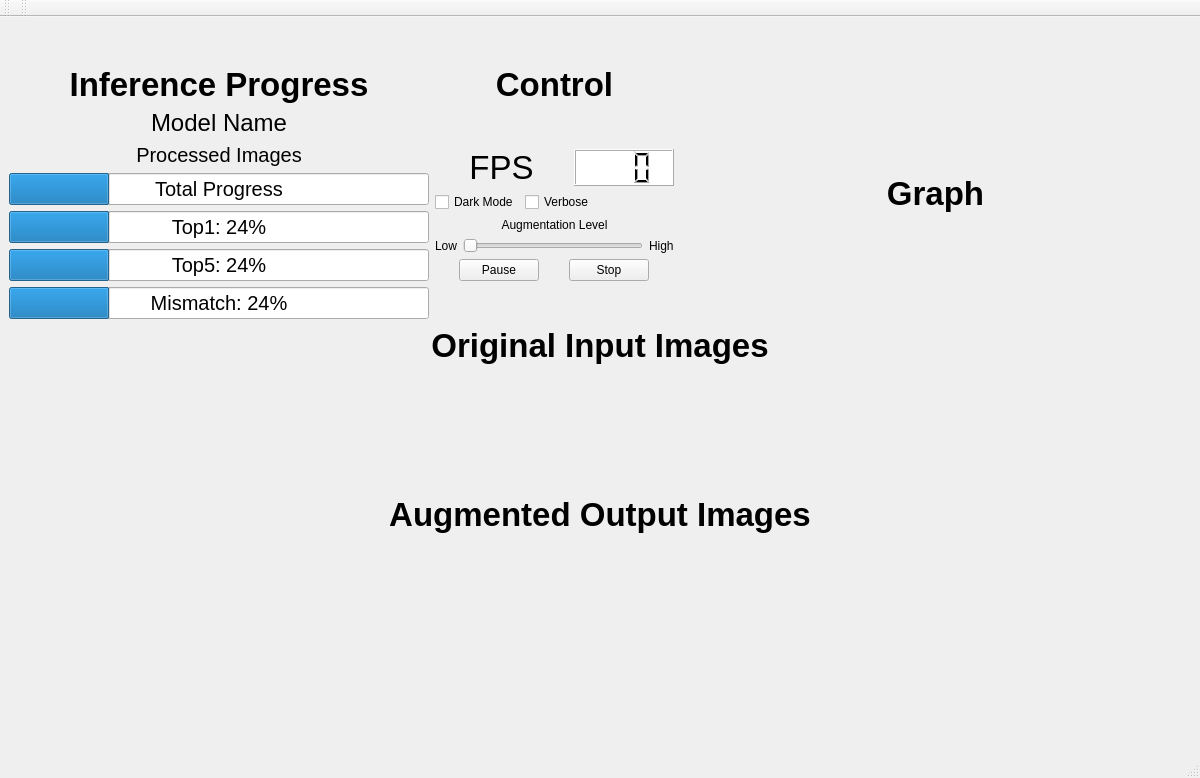
Old version of the form inference_viewer.ui in the repository kiritigowda/MIVisionX-Validation-Tool.
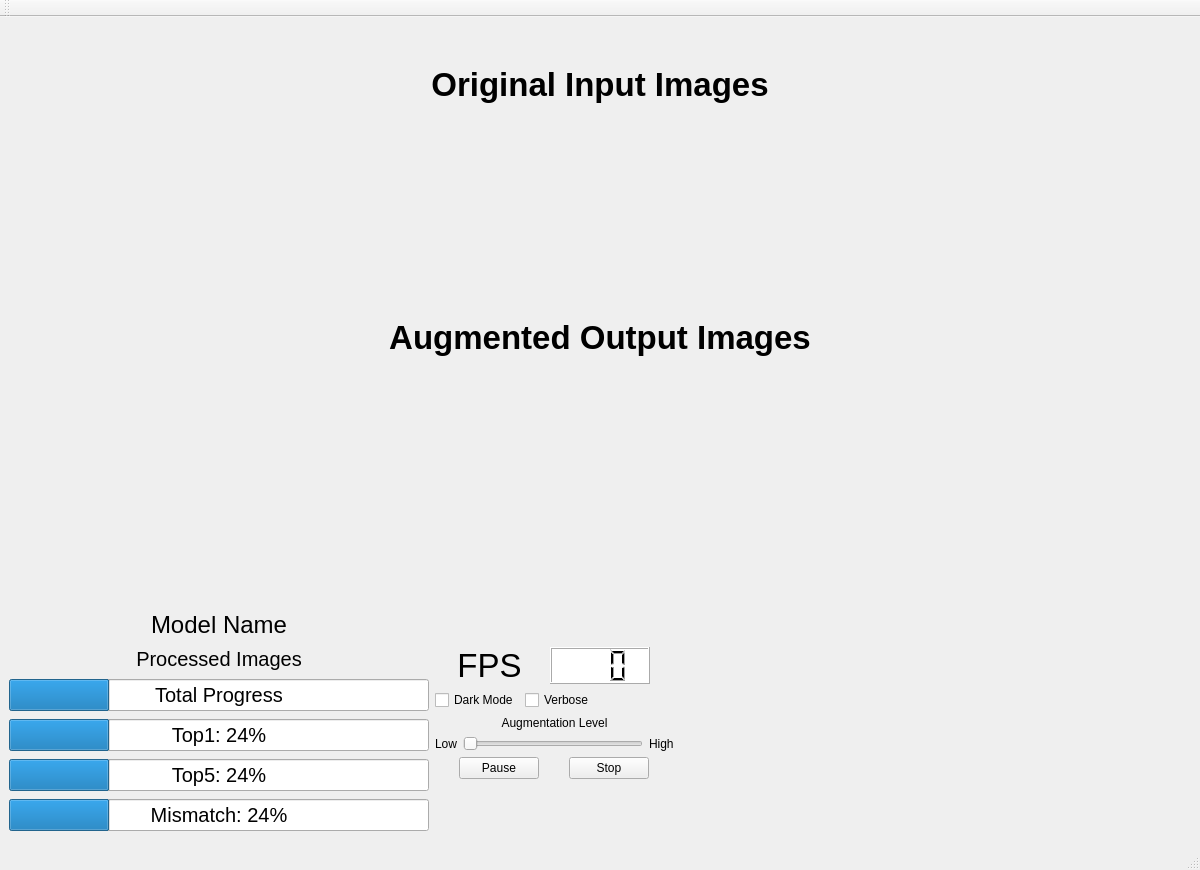
New version of the form. Icons and pictures are not drawn.

Patch:
```diff
--- a/inference_viewer.ui
+++ b/inference_viewer.ui
@@ -77,7 +77,7 @@
      </layout>
     </item>
     <item>
-     <spacer name="verticalSpacer_3">
+     <spacer name="verticalSpacer_5">
       <property name="orientation">
        <enum>Qt::Vertical</enum>
       </property>
@@ -92,6 +92,446 @@
       </property>
      </spacer>
     </item>
+    <item>
+     <widget class="QLabel" name="origTitle_label">
+      <property name="sizePolicy">
+       <sizepolicy hsizetype="Preferred" vsizetype="Fixed">
+        <horstretch>0</horstretch>
+        <verstretch>0</verstretch>
+       </sizepolicy>
+      </property>
+      <property name="font">
+       <font>
+        <pointsize>25</pointsize>
+        <weight>75</weight>
+        <italic>false</italic>
+        <bold>true</bold>
+        <strikeout>false</strikeout>
+        <kerning>true</kerning>
+       </font>
+      </property>
+      <property name="text">
+       <string>Original Input Images</string>
+      </property>
+      <property name="alignment">
+       <set>Qt::AlignCenter</set>
+      </property>
+     </widget>
+    </item>
+    <item>
+     <widget class="QWidget" name="horizontalWidget" native="true">
+      <layout class="QHBoxLayout" name="horizontalLayout_9">
+       <item>
+        <spacer name="horizontalSpacer">
+         <property name="orientation">
+          <enum>Qt::Horizontal</enum>
+         </property>
+         <property name="sizeHint" stdset="0">
+          <size>
+           <width>40</width>
+           <height>20</height>
+          </size>
+         </property>
+        </spacer>
+       </item>
+       <item>
+        <widget class="QFrame" name="verticalFrame">
+         <layout class="QVBoxLayout" name="verticalLayout_4">
+          <item>
+           <spacer name="verticalSpacer_2">
+            <property name="orientation">
+             <enum>Qt::Vertical</enum>
+            </property>
+            <property name="sizeType">
+             <enum>QSizePolicy::Fixed</enum>
+            </property>
+            <property name="sizeHint" stdset="0">
+             <size>
+              <width>20</width>
+              <height>25</height>
+             </size>
+            </property>
+           </spacer>
+          </item>
+          <item>
+           <widget class="QWidget" name="imagesWidget" native="true">
+            <layout class="QHBoxLayout" name="origImage_layout">
+             <item>
+              <widget class="QLabel" name="image_label">
+               <property name="sizePolicy">
+                <sizepolicy hsizetype="Fixed" vsizetype="Fixed">
+                 <horstretch>0</horstretch>
+                 <verstretch>0</verstretch>
+                </sizepolicy>
+               </property>
+               <property name="minimumSize">
+                <size>
+                 <width>120</width>
+                 <height>100</height>
+                </size>
+               </property>
+               <property name="maximumSize">
+                <size>
+                 <width>120</width>
+                 <height>100</height>
+                </size>
+               </property>
+               <property name="frameShape">
+                <enum>QFrame::NoFrame</enum>
+               </property>
+               <property name="frameShadow">
+                <enum>QFrame::Plain</enum>
+               </property>
+               <property name="text">
+                <string/>
+               </property>
+              </widget>
+             </item>
+             <item>
+              <widget class="QLabel" name="image_label2">
+               <property name="sizePolicy">
+                <sizepolicy hsizetype="Fixed" vsizetype="Fixed">
+                 <horstretch>0</horstretch>
+                 <verstretch>0</verstretch>
+                </sizepolicy>
+               </property>
+               <property name="minimumSize">
+                <size>
+                 <width>120</width>
+                 <height>100</height>
+                </size>
+               </property>
+               <property name="maximumSize">
+                <size>
+                 <width>120</width>
+                 <height>100</height>
+                </size>
+               </property>
+               <property name="font">
+                <font>
+                 <family>Ubuntu Mono</family>
+                </font>
+               </property>
+               <property name="frameShape">
+                <enum>QFrame::NoFrame</enum>
+               </property>
+               <property name="frameShadow">
+                <enum>QFrame::Plain</enum>
+               </property>
+               <property name="text">
+                <string/>
+               </property>
+              </widget>
+             </item>
+             <item>
+              <widget class="QLabel" name="image_label3">
+               <property name="sizePolicy">
+                <sizepolicy hsizetype="Fixed" vsizetype="Fixed">
+                 <horstretch>0</horstretch>
+                 <verstretch>0</verstretch>
+                </sizepolicy>
+               </property>
+               <property name="minimumSize">
+                <size>
+                 <width>120</width>
+                 <height>100</height>
+                </size>
+               </property>
+               <property name="maximumSize">
+                <size>
+                 <width>120</width>
+                 <height>100</height>
+                </size>
+               </property>
+               <property name="frameShape">
+                <enum>QFrame::NoFrame</enum>
+               </property>
+               <property name="frameShadow">
+                <enum>QFrame::Plain</enum>
+               </property>
+               <property name="text">
+                <string/>
+               </property>
+              </widget>
+             </item>
+             <item>
+              <widget class="QLabel" name="image_label4">
+               <property name="sizePolicy">
+                <sizepolicy hsizetype="Fixed" vsizetype="Fixed">
+                 <horstretch>0</horstretch>
+                 <verstretch>0</verstretch>
+                </sizepolicy>
+               </property>
+               <property name="minimumSize">
+                <size>
+                 <width>120</width>
+                 <height>100</height>
+                </size>
+               </property>
+               <property name="maximumSize">
+                <size>
+                 <width>120</width>
+                 <height>100</height>
+                </size>
+               </property>
+               <property name="frameShape">
+                <enum>QFrame::NoFrame</enum>
+               </property>
+               <property name="frameShadow">
+                <enum>QFrame::Plain</enum>
+               </property>
+               <property name="text">
+                <string/>
+               </property>
+              </widget>
+             </item>
+             <item>
+              <widget class="QLabel" name="image_label5">
+               <property name="sizePolicy">
+                <sizepolicy hsizetype="Fixed" vsizetype="Fixed">
+                 <horstretch>0</horstretch>
+                 <verstretch>0</verstretch>
+                </sizepolicy>
+               </property>
+               <property name="minimumSize">
+                <size>
+                 <width>120</width>
+                 <height>100</height>
+                </size>
+               </property>
+               <property name="maximumSize">
+                <size>
+                 <width>120</width>
+                 <height>100</height>
+                </size>
+               </property>
+               <property name="frameShape">
+                <enum>QFrame::NoFrame</enum>
+               </property>
+               <property name="frameShadow">
+                <enum>QFrame::Plain</enum>
+               </property>
+               <property name="text">
+                <string/>
+               </property>
+              </widget>
+             </item>
+             <item>
+              <widget class="QLabel" name="image_label6">
+               <property name="sizePolicy">
+                <sizepolicy hsizetype="Fixed" vsizetype="Fixed">
+                 <horstretch>0</horstretch>
+                 <verstretch>0</verstretch>
+                </sizepolicy>
+               </property>
+               <property name="minimumSize">
+                <size>
+                 <width>120</width>
+                 <height>100</height>
+                </size>
+               </property>
+               <property name="maximumSize">
+                <size>
+                 <width>120</width>
+                 <height>100</height>
+                </size>
+               </property>
+               <property name="frameShape">
+                <enum>QFrame::NoFrame</enum>
+               </property>
+               <property name="frameShadow">
+                <enum>QFrame::Plain</enum>
+               </property>
+               <property name="text">
+                <string/>
+               </property>
+              </widget>
+             </item>
+             <item>
+              <widget class="QLabel" name="image_label7">
+               <property name="sizePolicy">
+                <sizepolicy hsizetype="Fixed" vsizetype="Fixed">
+                 <horstretch>0</horstretch>
+                 <verstretch>0</verstretch>
+                </sizepolicy>
+               </property>
+               <property name="minimumSize">
+                <size>
+                 <width>120</width>
+                 <height>100</height>
+                </size>
+               </property>
+               <property name="maximumSize">
+                <size>
+                 <width>120</width>
+                 <height>100</height>
+                </size>
+               </property>
+               <property name="frameShape">
+                <enum>QFrame::NoFrame</enum>
+               </property>
+               <property name="frameShadow">
+                <enum>QFrame::Plain</enum>
+               </property>
+               <property name="text">
+                <string/>
+               </property>
+              </widget>
+             </item>
+             <item>
+              <widget class="QLabel" name="image_label8">
+               <property name="sizePolicy">
+                <sizepolicy hsizetype="Fixed" vsizetype="Fixed">
+                 <horstretch>0</horstretch>
+                 <verstretch>0</verstretch>
+                </sizepolicy>
+               </property>
+               <property name="minimumSize">
+                <size>
+                 <width>120</width>
+                 <height>100</height>
+                </size>
+               </property>
+               <property name="maximumSize">
+                <size>
+                 <width>120</width>
+                 <height>100</height>
+                </size>
+               </property>
+               <property name="frameShape">
+                <enum>QFrame::NoFrame</enum>
+               </property>
+               <property name="frameShadow">
+                <enum>QFrame::Plain</enum>
+               </property>
+               <property name="text">
+                <string/>
+               </property>
+              </widget>
+             </item>
+             <item>
+              <widget class="QLabel" name="image_label9">
+               <property name="sizePolicy">
+                <sizepolicy hsizetype="Fixed" vsizetype="Fixed">
+                 <horstretch>0</horstretch>
+                 <verstretch>0</verstretch>
+                </sizepolicy>
+               </property>
+               <property name="minimumSize">
+                <size>
+                 <width>120</width>
+                 <height>100</height>
+                </size>
+               </property>
+               <property name="maximumSize">
+                <size>
+                 <width>120</width>
+                 <height>100</height>
+                </size>
+               </property>
+               <property name="frameShape">
+                <enum>QFrame::NoFrame</enum>
+               </property>
+               <property name="frameShadow">
+                <enum>QFrame::Plain</enum>
+               </property>
+               <property name="text">
+                <string/>
+               </property>
+              </widget>
+             </item>
+            </layout>
+           </widget>
+          </item>
+          <item>
+           <spacer name="verticalSpacer_3">
+            <property name="orientation">
+             <enum>Qt::Vertical</enum>
+            </property>
+            <property name="sizeType">
+             <enum>QSizePolicy::Fixed</enum>
+            </property>
+            <property name="sizeHint" stdset="0">
+             <size>
+              <width>20</width>
+              <height>25</height>
+             </size>
+            </property>
+           </spacer>
+          </item>
+         </layout>
+        </widget>
+       </item>
+       <item>
+        <spacer name="horizontalSpacer_2">
+         <property name="orientation">
+          <enum>Qt::Horizontal</enum>
+         </property>
+         <property name="sizeType">
+          <enum>QSizePolicy::Expanding</enum>
+         </property>
+         <property name="sizeHint" stdset="0">
+          <size>
+           <width>40</width>
+           <height>20</height>
+          </size>
+         </property>
+        </spacer>
+       </item>
+      </layout>
+     </widget>
+    </item>
+    <item>
+     <widget class="QLabel" name="augTitle_label">
+      <property name="sizePolicy">
+       <sizepolicy hsizetype="Preferred" vsizetype="Fixed">
+        <horstretch>0</horstretch>
+        <verstretch>0</verstretch>
+       </sizepolicy>
+      </property>
+      <property name="font">
+       <font>
+        <family>Ubuntu</family>
+        <pointsize>25</pointsize>
+        <weight>75</weight>
+        <bold>true</bold>
+       </font>
+      </property>
+      <property name="text">
+       <string>Augmented Output Images</string>
+      </property>
+      <property name="alignment">
+       <set>Qt::AlignCenter</set>
+      </property>
+     </widget>
+    </item>
+    <item>
+     <widget class="QLabel" name="aug_label">
+      <property name="sizePolicy">
+       <sizepolicy hsizetype="Expanding" vsizetype="Expanding">
+        <horstretch>0</horstretch>
+        <verstretch>0</verstretch>
+       </sizepolicy>
+      </property>
+      <property name="minimumSize">
+       <size>
+        <width>0</width>
+        <height>200</height>
+       </size>
+      </property>
+      <property name="font">
+       <font>
+        <kerning>false</kerning>
+       </font>
+      </property>
+      <property name="text">
+       <string/>
+      </property>
+      <property name="alignment">
+       <set>Qt::AlignCenter</set>
+      </property>
+     </widget>
+    </item>
     <item>
      <layout class="QHBoxLayout" name="horizontalLayout_5">
       <item>
@@ -112,13 +552,13 @@
           </property>
           <property name="font">
            <font>
-            <pointsize>25</pointsize>
+            <pointsize>22</pointsize>
             <weight>75</weight>
             <bold>true</bold>
            </font>
           </property>
           <property name="text">
-           <string>Inference Progress</string>
+           <string/>
           </property>
           <property name="alignment">
            <set>Qt::AlignCenter</set>
@@ -298,13 +738,13 @@
           </property>
           <property name="font">
            <font>
-            <pointsize>25</pointsize>
+            <pointsize>22</pointsize>
             <weight>75</weight>
             <bold>true</bold>
            </font>
           </property>
           <property name="text">
-           <string>Control</string>
+           <string/>
           </property>
           <property name="alignment">
            <set>Qt::AlignCenter</set>
@@ -331,6 +771,12 @@
          <layout class="QHBoxLayout" name="horizontalLayout_8">
           <item>
            <widget class="QLabel" name="fps_label">
+            <property name="sizePolicy">
+             <sizepolicy hsizetype="Fixed" vsizetype="Preferred">
+              <horstretch>0</horstretch>
+              <verstretch>0</verstretch>
+             </sizepolicy>
+            </property>
             <property name="font">
              <font>
               <pointsize>25</pointsize>
@@ -498,14 +944,17 @@
          </layout>
         </item>
         <item>
-         <spacer name="verticalSpacer_2">
+         <spacer name="verticalSpacer_4">
           <property name="orientation">
            <enum>Qt::Vertical</enum>
           </property>
+          <property name="sizeType">
+           <enum>QSizePolicy::Fixed</enum>
+          </property>
           <property name="sizeHint" stdset="0">
            <size>
             <width>20</width>
-            <height>40</height>
+            <height>60</height>
            </size>
           </property>
          </spacer>
@@ -530,13 +979,13 @@
           </property>
           <property name="font">
            <font>
-            <pointsize>25</pointsize>
+            <pointsize>22</pointsize>
             <weight>75</weight>
             <bold>true</bold>
            </font>
           </property>
           <property name="text">
-           <string>Graph</string>
+           <string/>
           </property>
           <property name="alignment">
            <set>Qt::AlignCenter</set>
@@ -547,288 +996,6 @@
       </item>
      </layout>
     </item>
-    <item>
-     <widget class="QLabel" name="origTitle_label">
-      <property name="sizePolicy">
-       <sizepolicy hsizetype="Preferred" vsizetype="Fixed">
-        <horstretch>0</horstretch>
-        <verstretch>0</verstretch>
-       </sizepolicy>
-      </property>
-      <property name="font">
-       <font>
-        <pointsize>25</pointsize>
-        <weight>75</weight>
-        <italic>false</italic>
-        <bold>true</bold>
-        <strikeout>false</strikeout>
-        <kerning>true</kerning>
-       </font>
-      </property>
-      <property name="text">
-       <string>Original Input Images</string>
-      </property>
-      <property name="alignment">
-       <set>Qt::AlignCenter</set>
-      </property>
-     </widget>
-    </item>
-    <item>
-     <layout class="QHBoxLayout" name="horizontalLayout_9">
-      <item>
-       <spacer name="horizontalSpacer">
-        <property name="orientation">
-         <enum>Qt::Horizontal</enum>
-        </property>
-        <property name="sizeHint" stdset="0">
-         <size>
-          <width>40</width>
-          <height>20</height>
-         </size>
-        </property>
-       </spacer>
-      </item>
-      <item>
-       <layout class="QHBoxLayout" name="origImage_layout">
-        <item>
-         <widget class="QLabel" name="image_label">
-          <property name="minimumSize">
-           <size>
-            <width>120</width>
-            <height>120</height>
-           </size>
-          </property>
-          <property name="maximumSize">
-           <size>
-            <width>130</width>
-            <height>130</height>
-           </size>
-          </property>
-          <property name="text">
-           <string/>
-          </property>
-         </widget>
-        </item>
-        <item>
-         <widget class="QLabel" name="image_label2">
-          <property name="minimumSize">
-           <size>
-            <width>120</width>
-            <height>120</height>
-           </size>
-          </property>
-          <property name="maximumSize">
-           <size>
-            <width>130</width>
-            <height>130</height>
-           </size>
-          </property>
-          <property name="text">
-           <string/>
-          </property>
-         </widget>
-        </item>
-        <item>
-         <widget class="QLabel" name="image_label3">
-          <property name="minimumSize">
-           <size>
-            <width>120</width>
-            <height>120</height>
-           </size>
-          </property>
-          <property name="maximumSize">
-           <size>
-            <width>130</width>
-            <height>130</height>
-           </size>
-          </property>
-          <property name="text">
-           <string/>
-          </property>
-         </widget>
-        </item>
-        <item>
-         <widget class="QLabel" name="image_label4">
-          <property name="minimumSize">
-           <size>
-            <width>120</width>
-            <height>120</height>
-           </size>
-          </property>
-          <property name="maximumSize">
-           <size>
-            <width>130</width>
-            <height>130</height>
-           </size>
-          </property>
-          <property name="text">
-           <string/>
-          </property>
-         </widget>
-        </item>
-        <item>
-         <widget class="QLabel" name="image_label5">
-          <property name="minimumSize">
-           <size>
-            <width>120</width>
-            <height>120</height>
-           </size>
-          </property>
-          <property name="maximumSize">
-           <size>
-            <width>130</width>
-            <height>130</height>
-           </size>
-          </property>
-          <property name="text">
-           <string/>
-          </property>
-         </widget>
-        </item>
-        <item>
-         <widget class="QLabel" name="image_label6">
-          <property name="minimumSize">
-           <size>
-            <width>120</width>
-            <height>120</height>
-           </size>
-          </property>
-          <property name="maximumSize">
-           <size>
-            <width>130</width>
-            <height>130</height>
-           </size>
-          </property>
-          <property name="text">
-           <string/>
-          </property>
-         </widget>
-        </item>
-        <item>
-         <widget class="QLabel" name="image_label7">
-          <property name="minimumSize">
-           <size>
-            <width>120</width>
-            <height>120</height>
-           </size>
-          </property>
-          <property name="maximumSize">
-           <size>
-            <width>130</width>
-            <height>130</height>
-           </size>
-          </property>
-          <property name="text">
-           <string/>
-          </property>
-         </widget>
-        </item>
-        <item>
-         <widget class="QLabel" name="image_label8">
-          <property name="minimumSize">
-           <size>
-            <width>120</width>
-            <height>120</height>
-           </size>
-          </property>
-          <property name="maximumSize">
-           <size>
-            <width>130</width>
-            <height>130</height>
-           </size>
-          </property>
-          <property name="text">
-           <string/>
-          </property>
-         </widget>
-        </item>
-        <item>
-         <widget class="QLabel" name="image_label9">
-          <property name="minimumSize">
-           <size>
-            <width>120</width>
-            <height>120</height>
-           </size>
-          </property>
-          <property name="maximumSize">
-           <size>
-            <width>130</width>
-            <height>130</height>
-           </size>
-          </property>
-          <property name="text">
-           <string/>
-          </property>
-         </widget>
-        </item>
-       </layout>
-      </item>
-      <item>
-       <spacer name="horizontalSpacer_2">
-        <property name="orientation">
-         <enum>Qt::Horizontal</enum>
-        </property>
-        <property name="sizeHint" stdset="0">
-         <size>
-          <width>40</width>
-          <height>20</height>
-         </size>
-        </property>
-       </spacer>
-      </item>
-     </layout>
-    </item>
-    <item>
-     <widget class="QLabel" name="augTitle_label">
-      <property name="sizePolicy">
-       <sizepolicy hsizetype="Preferred" vsizetype="Fixed">
-        <horstretch>0</horstretch>
-        <verstretch>0</verstretch>
-       </sizepolicy>
-      </property>
-      <property name="font">
-       <font>
-        <family>Ubuntu</family>
-        <pointsize>25</pointsize>
-        <weight>75</weight>
-        <bold>true</bold>
-       </font>
-      </property>
-      <property name="text">
-       <string>Augmented Output Images</string>
-      </property>
-      <property name="alignment">
-       <set>Qt::AlignCenter</set>
-      </property>
-     </widget>
-    </item>
-    <item>
-     <widget class="QLabel" name="aug_label">
-      <property name="sizePolicy">
-       <sizepolicy hsizetype="Expanding" vsizetype="Expanding">
-        <horstretch>0</horstretch>
-        <verstretch>0</verstretch>
-       </sizepolicy>
-      </property>
-      <property name="minimumSize">
-       <size>
-        <width>0</width>
-        <height>0</height>
-       </size>
-      </property>
-      <property name="font">
-       <font>
-        <kerning>false</kerning>
-       </font>
-      </property>
-      <property name="text">
-       <string/>
-      </property>
-      <property name="alignment">
-       <set>Qt::AlignCenter</set>
-      </property>
-     </widget>
-    </item>
    </layout>
   </widget>
   <widget class="QMenuBar" name="menubar">
@@ -853,17 +1020,6 @@
     <bool>false</bool>
    </attribute>
   </widget>
-  <widget class="QToolBar" name="toolBar_2">
-   <property name="windowTitle">
-    <string>toolBar_2</string>
-   </property>
-   <attribute name="toolBarArea">
-    <enum>TopToolBarArea</enum>
-   </attribute>
-   <attribute name="toolBarBreak">
-    <bool>false</bool>
-   </attribute>
-  </widget>
  </widget>
  <resources/>
  <connections/>
```
Left out of the diff: 2 changed lines with no effect on the pictures.
